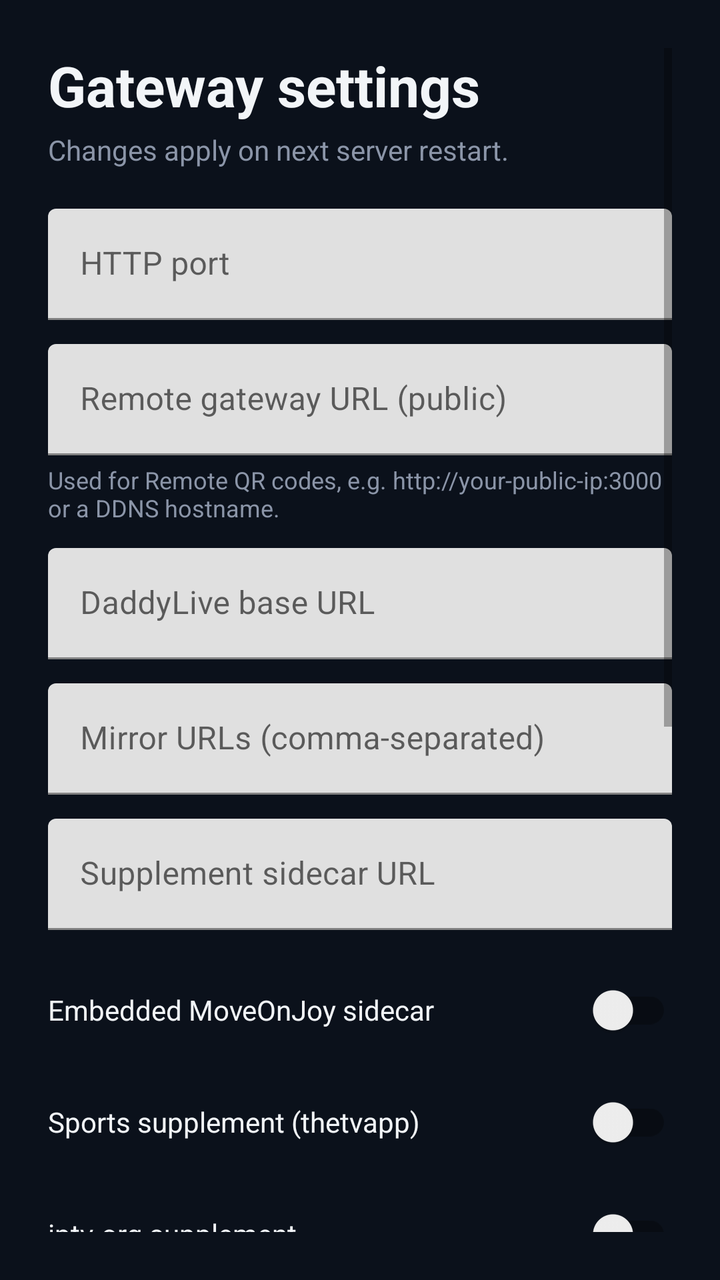
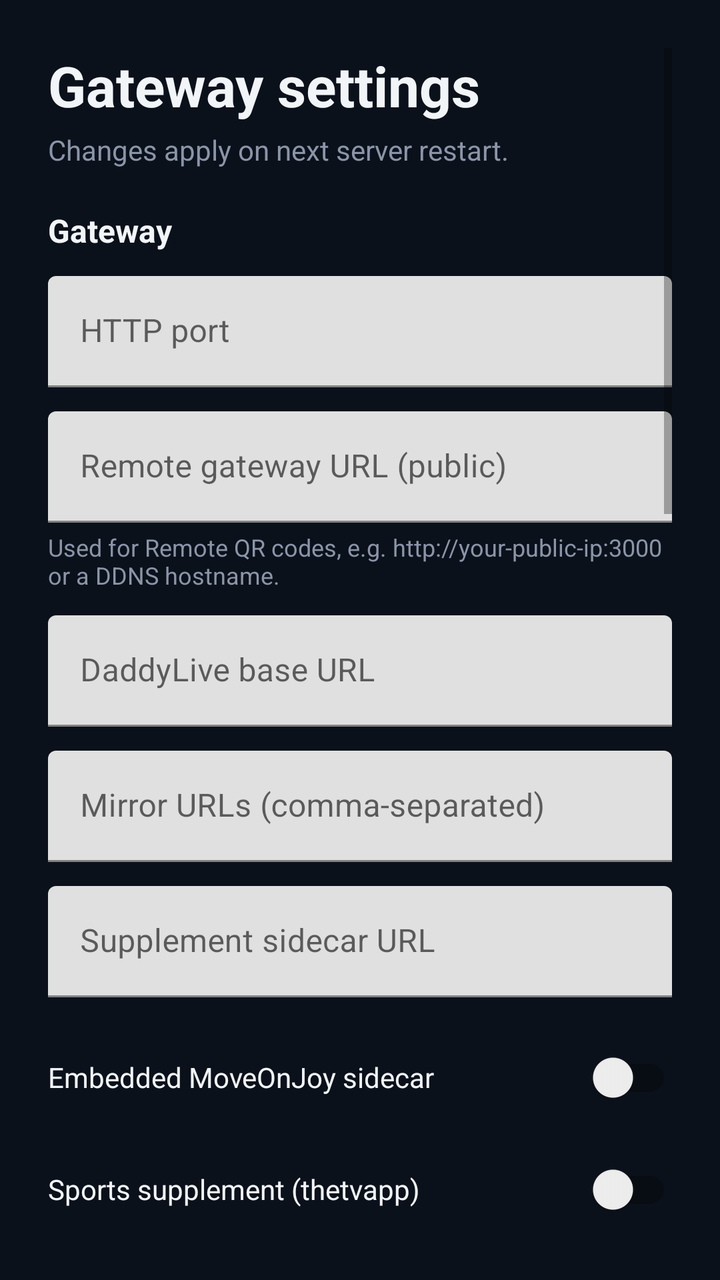

Compare the two renders of this Android layout. The source of the first and the diff that turns it into the second are given below.
<!-- AndroidManifest.xml: application theme Theme.StepDaddyGateway -->
<!-- res/layout/activity_settings.xml -->
<?xml version="1.0" encoding="utf-8"?>
<ScrollView xmlns:android="http://schemas.android.com/apk/res/android"
    xmlns:app="http://schemas.android.com/apk/res-auto"
    android:layout_width="match_parent"
    android:layout_height="match_parent"
    android:background="@color/background"
    android:padding="24dp">

    <LinearLayout
        android:layout_width="match_parent"
        android:layout_height="wrap_content"
        android:orientation="vertical">

        <TextView
            android:layout_width="match_parent"
            android:layout_height="wrap_content"
            android:text="@string/settings_title"
            android:textColor="@color/on_background"
            android:textSize="28sp"
            android:textStyle="bold" />

        <TextView
            android:layout_width="match_parent"
            android:layout_height="wrap_content"
            android:layout_marginTop="4dp"
            android:text="@string/settings_subtitle"
            android:textColor="@color/on_background_muted"
            android:textSize="14sp" />

        <com.google.android.material.textfield.TextInputLayout
            android:layout_width="match_parent"
            android:layout_height="wrap_content"
            android:layout_marginTop="20dp"
            android:hint="@string/settings_port">

            <com.google.android.material.textfield.TextInputEditText
                android:id="@+id/editPort"
                android:layout_width="match_parent"
                android:layout_height="wrap_content"
                android:focusable="true"
                android:inputType="number"
                android:minHeight="48dp" />
        </com.google.android.material.textfield.TextInputLayout>

        <com.google.android.material.textfield.TextInputLayout
            android:layout_width="match_parent"
            android:layout_height="wrap_content"
            android:layout_marginTop="12dp"
            android:hint="@string/settings_remote_gateway_url">

            <com.google.android.material.textfield.TextInputEditText
                android:id="@+id/editRemoteGatewayUrl"
                android:layout_width="match_parent"
                android:layout_height="wrap_content"
                android:focusable="true"
                android:inputType="textUri"
                android:minHeight="48dp" />
        </com.google.android.material.textfield.TextInputLayout>

        <TextView
            android:layout_width="match_parent"
            android:layout_height="wrap_content"
            android:layout_marginTop="4dp"
            android:text="@string/settings_remote_gateway_url_hint"
            android:textColor="@color/on_background_muted"
            android:textSize="12sp" />

        <com.google.android.material.textfield.TextInputLayout
            android:layout_width="match_parent"
            android:layout_height="wrap_content"
            android:layout_marginTop="12dp"
            android:hint="@string/settings_dlhd_url">

            <com.google.android.material.textfield.TextInputEditText
                android:id="@+id/editDlhdUrl"
                android:layout_width="match_parent"
                android:layout_height="wrap_content"
                android:focusable="true"
                android:inputType="textUri"
                android:minHeight="48dp" />
        </com.google.android.material.textfield.TextInputLayout>

        <com.google.android.material.textfield.TextInputLayout
            android:layout_width="match_parent"
            android:layout_height="wrap_content"
            android:layout_marginTop="12dp"
            android:hint="@string/settings_mirror_urls">

            <com.google.android.material.textfield.TextInputEditText
                android:id="@+id/editMirrorUrls"
                android:layout_width="match_parent"
                android:layout_height="wrap_content"
                android:focusable="true"
                android:inputType="text"
                android:minHeight="48dp" />
        </com.google.android.material.textfield.TextInputLayout>

        <com.google.android.material.textfield.TextInputLayout
            android:layout_width="match_parent"
            android:layout_height="wrap_content"
            android:layout_marginTop="12dp"
            android:hint="@string/settings_supplement_url">

            <com.google.android.material.textfield.TextInputEditText
                android:id="@+id/editSupplementUrl"
                android:layout_width="match_parent"
                android:layout_height="wrap_content"
                android:focusable="true"
                android:inputType="textUri"
                android:minHeight="48dp" />
        </com.google.android.material.textfield.TextInputLayout>

        <androidx.appcompat.widget.SwitchCompat
            android:id="@+id/switchEmbeddedSidecar"
            android:layout_width="match_parent"
            android:layout_height="wrap_content"
            android:layout_marginTop="16dp"
            android:minHeight="48dp"
            android:text="@string/settings_embedded_sidecar"
            android:textColor="@color/on_background" />

        <androidx.appcompat.widget.SwitchCompat
            android:id="@+id/switchSupplementSports"
            android:layout_width="match_parent"
            android:layout_height="wrap_content"
            android:layout_marginTop="8dp"
            android:minHeight="48dp"
            android:text="@string/settings_supplement_sports"
            android:textColor="@color/on_background" />

        <androidx.appcompat.widget.SwitchCompat
            android:id="@+id/switchSupplementIptvOrg"
            android:layout_width="match_parent"
            android:layout_height="wrap_content"
            android:layout_marginTop="8dp"
            android:minHeight="48dp"
            android:text="@string/settings_supplement_iptv_org"
            android:textColor="@color/on_background" />

        <androidx.appcompat.widget.SwitchCompat
            android:id="@+id/switchIptvOrgEpg"
            android:layout_width="match_parent"
            android:layout_height="wrap_content"
            android:layout_marginTop="8dp"
            android:minHeight="48dp"
            android:text="@string/settings_iptv_org_epg"
            android:textColor="@color/on_background" />

        <com.google.android.material.textfield.TextInputLayout
            android:layout_width="match_parent"
            android:layout_height="wrap_content"
            android:layout_marginTop="8dp"
            android:hint="@string/settings_iptv_org_epg_url">

            <com.google.android.material.textfield.TextInputEditText
                android:id="@+id/editIptvOrgEpgUrl"
                android:layout_width="match_parent"
                android:layout_height="wrap_content"
                android:focusable="true"
                android:inputType="textUri"
                android:minHeight="48dp" />
        </com.google.android.material.textfield.TextInputLayout>

        <androidx.appcompat.widget.SwitchCompat
            android:id="@+id/switchAutoStart"
            android:layout_width="match_parent"
            android:layout_height="wrap_content"
            android:layout_marginTop="16dp"
            android:minHeight="48dp"
            android:text="@string/label_auto_start_on_launch"
            android:textColor="@color/on_background" />

        <androidx.appcompat.widget.SwitchCompat
            android:id="@+id/switchLaunchTivimate"
            android:layout_width="match_parent"
            android:layout_height="wrap_content"
            android:layout_marginTop="8dp"
            android:minHeight="48dp"
            android:text="@string/label_launch_tivimate"
            android:textColor="@color/on_background" />

        <androidx.appcompat.widget.SwitchCompat
            android:id="@+id/switchBoot"
            android:layout_width="match_parent"
            android:layout_height="wrap_content"
            android:layout_marginTop="8dp"
            android:minHeight="48dp"
            android:text="@string/label_start_on_boot"
            android:textColor="@color/on_background" />

        <androidx.appcompat.widget.SwitchCompat
            android:id="@+id/switchTivimateWatch"
            android:layout_width="match_parent"
            android:layout_height="wrap_content"
            android:layout_marginTop="8dp"
            android:minHeight="48dp"
            android:text="@string/label_tivimate_watch"
            android:textColor="@color/on_background" />

        <TextView
            android:id="@+id/textBuildInfo"
            android:layout_width="match_parent"
            android:layout_height="wrap_content"
            android:layout_marginTop="20dp"
            android:fontFamily="monospace"
            android:textColor="@color/on_background_muted"
            android:textSize="12sp" />

        <LinearLayout
            android:layout_width="match_parent"
            android:layout_height="wrap_content"
            android:layout_marginTop="20dp"
            android:layout_marginBottom="24dp"
            android:orientation="horizontal">

            <com.google.android.material.button.MaterialButton
                android:id="@+id/buttonSave"
                style="@style/Widget.StepDaddyGateway.TvButton"
                android:layout_width="wrap_content"
                android:layout_height="wrap_content"
                android:text="@string/action_save" />

            <com.google.android.material.button.MaterialButton
                android:id="@+id/buttonBack"
                style="@style/Widget.StepDaddyGateway.TvButton.Outlined"
                android:layout_width="wrap_content"
                android:layout_height="wrap_content"
                android:layout_marginStart="12dp"
                android:text="@string/action_back" />
        </LinearLayout>
    </LinearLayout>
</ScrollView>
<!-- resources referenced by this layout -->
<resources>
  <color name="background">#0B111B</color>
  <color name="on_background">#F2F5F8</color>
  <color name="on_background_muted">#8B95A8</color>
  <string name="action_back">Back</string>
  <string name="action_save">Save</string>
  <string name="label_auto_start_on_launch">Auto-start server when app opens</string>
  <string name="label_launch_tivimate">Launch TiviMate when ready</string>
  <string name="label_start_on_boot">Start on boot</string>
  <string name="label_tivimate_watch">Keep alive for TiviMate</string>
  <string name="settings_dlhd_url">DaddyLive base URL</string>
  <string name="settings_embedded_sidecar">Embedded MoveOnJoy sidecar</string>
  <string name="settings_iptv_org_epg">iptv-org FAST EPG (Pluto, Plex, Xumo, Distro)</string>
  <string name="settings_iptv_org_epg_url">iptv-org EPG URL (gzip XMLTV, optional)</string>
  <string name="settings_mirror_urls">Mirror URLs (comma-separated)</string>
  <string name="settings_port">HTTP port</string>
  <string name="settings_remote_gateway_url">Remote gateway URL (public)</string>
  <string name="settings_remote_gateway_url_hint">Used for Remote QR codes, e.g. http://your-public-ip:3000 or a DDNS hostname.</string>
  <string name="settings_subtitle">Changes apply on next server restart.</string>
  <string name="settings_supplement_iptv_org">iptv-org supplement</string>
  <string name="settings_supplement_sports">Sports supplement (thetvapp)</string>
  <string name="settings_supplement_url">Supplement sidecar URL</string>
  <string name="settings_title">Gateway settings</string>
  <style name="Theme.StepDaddyGateway" parent="Theme.MaterialComponents.DayNight.NoActionBar">
          <item name="colorPrimary">@color/primary</item>
          <item name="colorPrimaryVariant">@color/primary_dark</item>
          <item name="android:statusBarColor">@color/background</item>
          <item name="android:navigationBarColor">@color/background</item>
          <item name="android:windowBackground">@color/background</item>
      </style>
  <!-- drawable tv_button_focused (drawable) -->
  <?xml version="1.0" encoding="utf-8"?>
  <selector xmlns:android="http://schemas.android.com/apk/res/android">
      <item android:state_focused="true">
          <shape android:shape="rectangle">
              <stroke
                  android:width="3dp"
                  android:color="@color/primary" />
              <corners android:radius="10dp" />
              <solid android:color="@android:color/transparent" />
          </shape>
      </item>
  </selector>
  <color name="panel_border">#243044</color>
  <color name="primary">#2DD4BF</color>
  <color name="primary_dark">#14B8A6</color>
  <!-- unchanged entries left out for length: 2 -->
</resources>

<!-- the commit's change to res/layout/activity_settings.xml (unified diff, before → after) -->
@@ -27,10 +27,19 @@
             android:textColor="@color/on_background_muted"
             android:textSize="14sp" />
 
-        <com.google.android.material.textfield.TextInputLayout
-            android:layout_width="match_parent"
-            android:layout_height="wrap_content"
-            android:layout_marginTop="20dp"
+        <TextView
+            android:layout_width="match_parent"
+            android:layout_height="wrap_content"
+            android:layout_marginTop="20dp"
+            android:text="@string/settings_section_gateway"
+            android:textColor="@color/on_background"
+            android:textSize="16sp"
+            android:textStyle="bold" />
+
+        <com.google.android.material.textfield.TextInputLayout
+            android:layout_width="match_parent"
+            android:layout_height="wrap_content"
+            android:layout_marginTop="12dp"
             android:hint="@string/settings_port">
 
             <com.google.android.material.textfield.TextInputEditText
@@ -161,11 +170,20 @@
                 android:minHeight="48dp" />
         </com.google.android.material.textfield.TextInputLayout>
 
+        <TextView
+            android:layout_width="match_parent"
+            android:layout_height="wrap_content"
+            android:layout_marginTop="20dp"
+            android:text="@string/settings_section_launch"
+            android:textColor="@color/on_background"
+            android:textSize="16sp"
+            android:textStyle="bold" />
+
         <androidx.appcompat.widget.SwitchCompat
             android:id="@+id/switchAutoStart"
             android:layout_width="match_parent"
             android:layout_height="wrap_content"
-            android:layout_marginTop="16dp"
+            android:layout_marginTop="12dp"
             android:minHeight="48dp"
             android:text="@string/label_auto_start_on_launch"
             android:textColor="@color/on_background" />
@@ -196,6 +214,95 @@
             android:minHeight="48dp"
             android:text="@string/label_tivimate_watch"
             android:textColor="@color/on_background" />
+
+        <TextView
+            android:layout_width="match_parent"
+            android:layout_height="wrap_content"
+            android:layout_marginTop="20dp"
+            android:text="@string/settings_section_updates"
+            android:textColor="@color/on_background"
+            android:textSize="16sp"
+            android:textStyle="bold" />
+
+        <androidx.appcompat.widget.SwitchCompat
+            android:id="@+id/switchAutoCheckUpdates"
+            android:layout_width="match_parent"
+            android:layout_height="wrap_content"
+            android:layout_marginTop="12dp"
+            android:minHeight="48dp"
+            android:text="@string/settings_auto_check_updates"
+            android:textColor="@color/on_background" />
+
+        <androidx.appcompat.widget.SwitchCompat
+            android:id="@+id/switchAutoDownloadUpdates"
+            android:layout_width="match_parent"
+            android:layout_height="wrap_content"
+            android:layout_marginTop="8dp"
+            android:minHeight="48dp"
+            android:text="@string/settings_auto_download_updates"
+            android:textColor="@color/on_background" />
+
+        <com.google.android.material.textfield.TextInputLayout
+            android:layout_width="match_parent"
+            android:layout_height="wrap_content"
+            android:layout_marginTop="12dp"
+            android:hint="@string/settings_update_manifest_url">
+
+            <com.google.android.material.textfield.TextInputEditText
+                android:id="@+id/editUpdateManifestUrl"
+                android:layout_width="match_parent"
+                android:layout_height="wrap_content"
+                android:focusable="true"
+                android:inputType="textUri"
+                android:minHeight="48dp" />
+        </com.google.android.material.textfield.TextInputLayout>
+
+        <TextView
+            android:layout_width="match_parent"
+            android:layout_height="wrap_content"
+            android:layout_marginTop="4dp"
+            android:text="@string/settings_update_manifest_url_hint"
+            android:textColor="@color/on_background_muted"
+            android:textSize="12sp" />
+
+        <com.google.android.material.textfield.TextInputLayout
+            android:layout_width="match_parent"
+            android:layout_height="wrap_content"
+            android:layout_marginTop="12dp"
+            android:hint="@string/settings_update_drive_folder_url">
+
+            <com.google.android.material.textfield.TextInputEditText
+                android:id="@+id/editUpdateDriveFolderUrl"
+                android:layout_width="match_parent"
+                android:layout_height="wrap_content"
+                android:focusable="true"
+                android:inputType="textUri"
+                android:minHeight="48dp" />
+        </com.google.android.material.textfield.TextInputLayout>
+
+        <TextView
+            android:layout_width="match_parent"
+            android:layout_height="wrap_content"
+            android:layout_marginTop="4dp"
+            android:text="@string/settings_update_drive_folder_url_hint"
+            android:textColor="@color/on_background_muted"
+            android:textSize="12sp" />
+
+        <com.google.android.material.button.MaterialButton
+            android:id="@+id/buttonCheckUpdate"
+            style="@style/Widget.StepDaddyGateway.TvButton.Outlined"
+            android:layout_width="wrap_content"
+            android:layout_height="wrap_content"
+            android:layout_marginTop="12dp"
+            android:text="@string/action_check_update" />
+
+        <TextView
+            android:id="@+id/textUpdateStatus"
+            android:layout_width="match_parent"
+            android:layout_height="wrap_content"
+            android:layout_marginTop="8dp"
+            android:textColor="@color/on_background_muted"
+            android:textSize="12sp" />
 
         <TextView
             android:id="@+id/textBuildInfo"
<!-- resource entries referenced after the edit -->
@@ -4,11 +4,14 @@
   <color name="on_background">#F2F5F8</color>
   <color name="on_background_muted">#8B95A8</color>
   <string name="action_back">Back</string>
+  <string name="action_check_update">Check for updates</string>
   <string name="action_save">Save</string>
   <string name="label_auto_start_on_launch">Auto-start server when app opens</string>
   <string name="label_launch_tivimate">Launch TiviMate when ready</string>
   <string name="label_start_on_boot">Start on boot</string>
   <string name="label_tivimate_watch">Keep alive for TiviMate</string>
+  <string name="settings_auto_check_updates">Auto-check for updates on app open</string>
+  <string name="settings_auto_download_updates">Auto-download updates in background</string>
   <string name="settings_dlhd_url">DaddyLive base URL</string>
   <string name="settings_embedded_sidecar">Embedded MoveOnJoy sidecar</string>
   <string name="settings_iptv_org_epg">iptv-org FAST EPG (Pluto, Plex, Xumo, Distro)</string>
@@ -17,11 +20,18 @@
   <string name="settings_port">HTTP port</string>
   <string name="settings_remote_gateway_url">Remote gateway URL (public)</string>
   <string name="settings_remote_gateway_url_hint">Used for Remote QR codes, e.g. http://your-public-ip:3000 or a DDNS hostname.</string>
+  <string name="settings_section_gateway">Gateway</string>
+  <string name="settings_section_launch">Launch</string>
+  <string name="settings_section_updates">Updates</string>
   <string name="settings_subtitle">Changes apply on next server restart.</string>
   <string name="settings_supplement_iptv_org">iptv-org supplement</string>
   <string name="settings_supplement_sports">Sports supplement (thetvapp)</string>
   <string name="settings_supplement_url">Supplement sidecar URL</string>
   <string name="settings_title">Gateway settings</string>
+  <string name="settings_update_drive_folder_url">Google Drive folder URL (placeholder)</string>
+  <string name="settings_update_drive_folder_url_hint">Optional fallback channel. App tries {folder}/update-manifest.json when the primary URL fails.</string>
+  <string name="settings_update_manifest_url">GitHub releases / manifest URL</string>
+  <string name="settings_update_manifest_url_hint">GitHub releases API or raw JSON manifest, e.g. https://api.github.com/repos/owner/repo/releases/latest</string>
   <style name="Theme.StepDaddyGateway" parent="Theme.MaterialComponents.DayNight.NoActionBar">
           <item name="colorPrimary">@color/primary</item>
           <item name="colorPrimaryVariant">@color/primary_dark</item>
